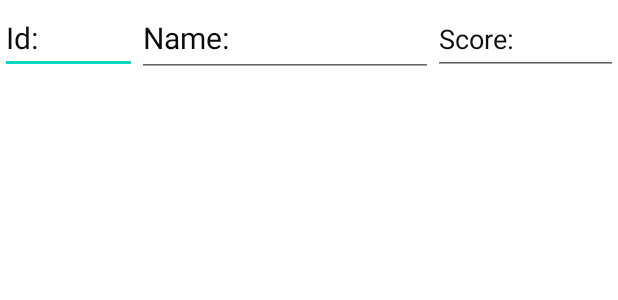
After one commit to laurazp/PuzzleDroid, an Android app: the layout activity_new2.xml on its own in the app's theme, with its tools: preview values and no code run, on a phone screen of 412 x 824 dp. The commit adds this screen. Shown: the top 300 px of the screen. Run offline under Robolectric (Android 15) with nearby library versions, the phone set to English and light mode, and no system bars.

Commit message:
Creating players records

```diff
--- a/app/src/main/AndroidManifest.xml
+++ b/app/src/main/AndroidManifest.xml
@@ -9,6 +9,9 @@
         android:roundIcon="@mipmap/ic_launcher_round"
         android:supportsRtl="true"
         android:theme="@style/Theme.PuzzleDroid">
+        <activity
+            android:name=".NewActivity"
+            android:exported="false" />
         <activity
             android:name=".ResultActivity"
             android:exported="false" />
--- a/app/src/main/java/com/ultimapieza/puzzledroid/db/DbHelper.java
+++ b/app/src/main/java/com/ultimapieza/puzzledroid/db/DbHelper.java
@@ -33,4 +33,7 @@ public class DbHelper extends SQLiteOpenHelper {
         sqLiteDatabase.execSQL("DROP TABLE " + TABLE_SCORE);
         onCreate(sqLiteDatabase);
     }
+    public String getTableScore(){
+        return this.TABLE_SCORE;
+    }
 }
--- /dev/null
+++ b/app/src/main/res/layout/activity_new2.xml
@@ -0,0 +1,42 @@
+<?xml version="1.0" encoding="utf-8"?>
+<LinearLayout xmlns:android="http://schemas.android.com/apk/res/android"
+    xmlns:tools="http://schemas.android.com/tools"
+    android:layout_width="match_parent"
+    android:layout_height="match_parent"
+    tools:context=".NewActivity">
+
+    <EditText
+        android:id="@+id/txtId"
+        android:layout_width="91dp"
+        android:layout_height="wrap_content"
+        android:autofillHints=""
+        android:ems="10"
+        android:hint="@string/player_id"
+        android:inputType="number"
+        android:textColorHint="#0C0C0C"
+        android:textSize="20sp" />
+
+    <EditText
+        android:id="@+id/txtName"
+        android:layout_width="197dp"
+        android:layout_height="51dp"
+        android:autofillHints=""
+        android:ems="10"
+        android:hint="@string/player_name"
+        android:inputType="textPersonName"
+        android:textColorHint="#0B0A0A"
+        android:textSize="20sp" />
+
+    <EditText
+        android:id="@+id/txtScore"
+        android:layout_width="0dp"
+        android:layout_height="wrap_content"
+        android:layout_weight="1"
+        android:autofillHints=""
+        android:ems="10"
+        android:hint="@string/player_score"
+        android:inputType="number"
+        android:minHeight="48dp"
+        android:textColorHint="#101010" />
+
+</LinearLayout>
--- a/app/src/main/res/values/strings.xml
+++ b/app/src/main/res/values/strings.xml
@@ -1,3 +1,8 @@
 <resources>
     <string name="app_name">PuzzleDroid</string>
+    <string name="player_id">Id:</string>
+    <string name="player_name">Name:</string>
+    <string name="player_score">Score:</string>
+
+
 </resources>
```
Also changed, not shown: app/src/main/java/com/ultimapieza/puzzledroid/NewActivity.java (added, +14 -0 lines), app/src/main/java/com/ultimapieza/puzzledroid/db/DbPlayer.java (added, +36 -0 lines), app/src/main/res/layout/activity_new.xml (added, +9 -0 lines).
